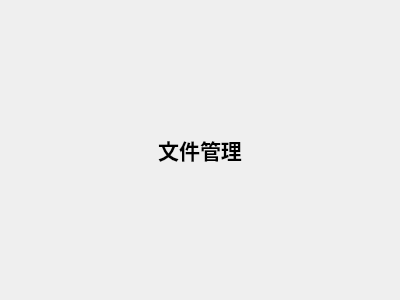
Qt form Widgets/LeftWidget/FileManage.ui (EnLightGu/ClowApp) before a commit.
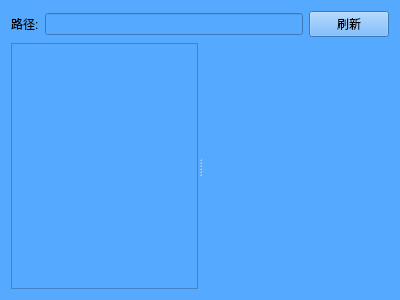
The same form after that commit.

```diff
--- a/Widgets/LeftWidget/FileManage.ui
+++ b/Widgets/LeftWidget/FileManage.ui
@@ -2,6 +2,9 @@
 <ui version="4.0">
  <class>FileManage</class>
  <widget class="QWidget" name="FileManage">
+  <property name="enabled">
+   <bool>true</bool>
+  </property>
   <property name="geometry">
    <rect>
     <x>0</x>
@@ -13,22 +16,62 @@
   <property name="windowTitle">
    <string>文件管理</string>
   </property>
+  <property name="autoFillBackground">
+   <bool>false</bool>
+  </property>
+  <property name="styleSheet">
+   <string notr="true">background-color: rgb(85, 170, 255);</string>
+  </property>
   <layout class="QVBoxLayout" name="verticalLayout">
    <item>
-    <widget class="QLabel" name="label">
-     <property name="text">
-      <string>文件管理</string>
+    <layout class="QHBoxLayout" name="horizontalLayout">
+     <item>
+      <widget class="QLabel" name="pathLabel">
+       <property name="text">
+        <string>路径:</string>
+       </property>
+      </widget>
+     </item>
+     <item>
+      <widget class="QLineEdit" name="pathLineEdit">
+       <property name="text">
+        <string> </string>
+       </property>
+      </widget>
+     </item>
+     <item>
+      <widget class="QPushButton" name="refreshButton">
+       <property name="text">
+        <string>刷新</string>
+       </property>
+      </widget>
+     </item>
+    </layout>
+   </item>
+   <item>
+    <widget class="QSplitter" name="splitter">
+     <property name="orientation">
+      <enum>Qt::Horizontal</enum>
      </property>
-     <property name="alignment">
-      <set>Qt::AlignCenter</set>
-     </property>
-     <property name="font">
-      <font>
-       <pointsize>16</pointsize>
-       <weight>75</weight>
-       <bold>true</bold>
-      </font>
-     </property>
+     <widget class="QTreeView" name="treeView">
+      <property name="headerHidden">
+       <bool>true</bool>
+      </property>
+     </widget>
+     <widget class="QListView" name="listView">
+      <property name="frameShape">
+       <enum>QFrame::NoFrame</enum>
+      </property>
+      <property name="iconSize">
+       <size>
+        <width>48</width>
+        <height>48</height>
+       </size>
+      </property>
+      <property name="viewMode">
+       <enum>QListView::IconMode</enum>
+      </property>
+     </widget>
     </widget>
    </item>
   </layout>
```
Left out of the diff: 6 changed lines with no effect on the pictures.
